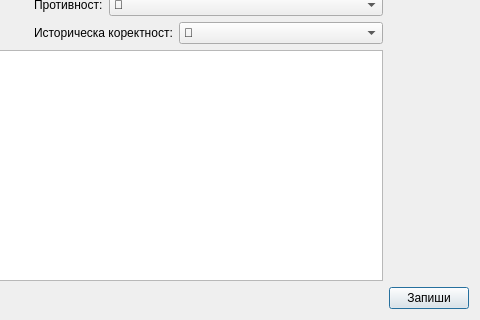
TanyaSeykova/Hackaton_2022, file Readalot/createbook.ui: the form before one commit; both pictures show x 348 to 828 and y 621 to 941 of the 828 by 941 pixel window.
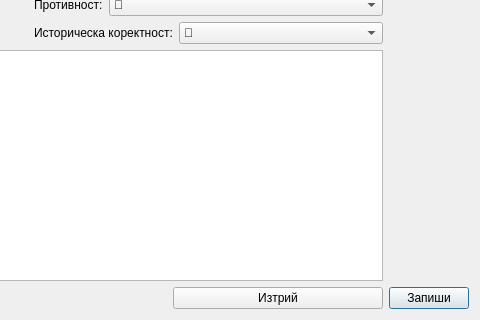
The form after the commit.

```diff
--- a/Readalot/createbook.ui
+++ b/Readalot/createbook.ui
@@ -918,6 +918,13 @@
      </item>
     </layout>
    </item>
+   <item row="17" column="4">
+    <widget class="QPushButton" name="pushButtonDelete">
+     <property name="text">
+      <string>Изтрий</string>
+     </property>
+    </widget>
+   </item>
   </layout>
  </widget>
  <resources/>
```
Left out of the diff: 2 changed lines with no effect on the pictures.
